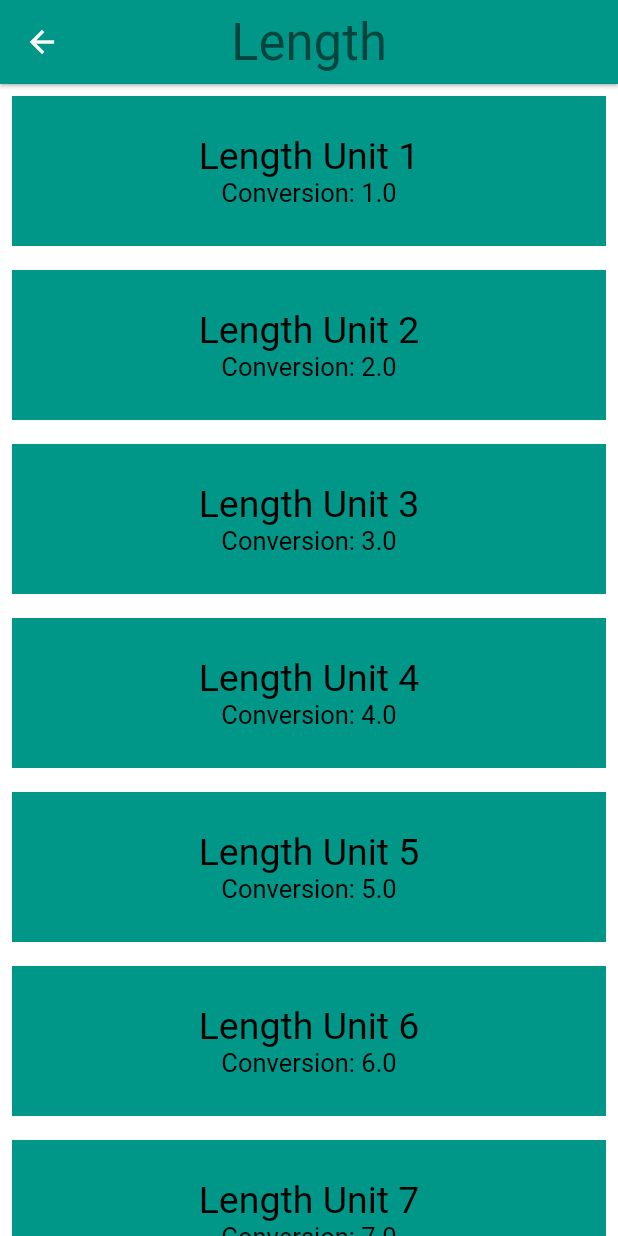
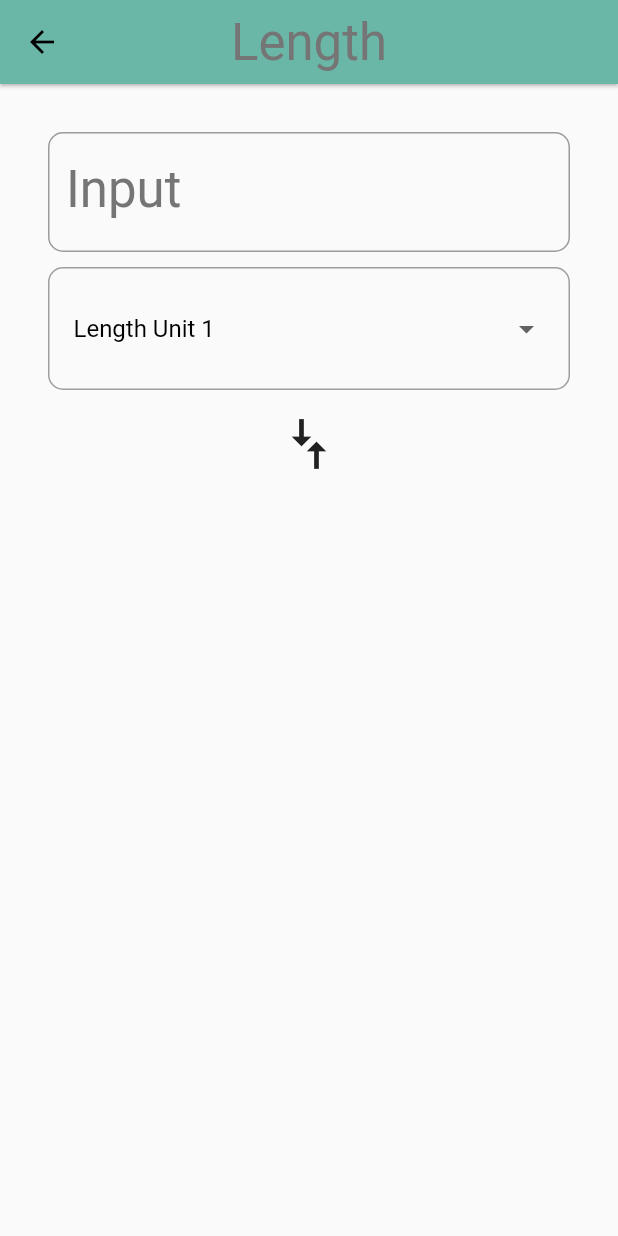
Before and after one commit to arnacologie/Flutter_Projects, a Flutter app: the screen it shows after launch, after a tap on "Length", on a phone screen of 412 x 824 dp. Run offline on Flutter 3.47's test engine with Material 2 defaults, Android fonts, the phone set to English and light mode, and no system bars.

Commit message:
Adding User Input

```diff
--- a/correction/flutter_app_correction/lib/category.dart
+++ b/correction/flutter_app_correction/lib/category.dart
@@ -5,10 +5,11 @@
 // To keep your imports tidy, follow the ordering guidelines at
 // https://www.dartlang.org/guides/language/effective-dart/style#ordering
 import 'package:flutter/material.dart';
-import 'package:flutter_app_correction/converter_route.dart';
-import 'package:flutter_app_correction/unit.dart';
 // @required is defined in the meta.dart package
 import 'package:meta/meta.dart';
+
+import 'converter_route.dart';
+import 'unit.dart';
 
 // We use an underscore to indicate that these variables are private.
 // See https://www.dartlang.org/guides/language/effective-dart/design#libraries
@@ -46,33 +47,30 @@ class Category extends StatelessWidget {
 
   /// Navigates to the [ConverterRoute].
   void _navigateToConverter(BuildContext context) {
-    // TODO: Using the Navigator, navigate to the [ConverterRoute]
-    if(Navigator.of(context).canPop()){
-      Navigator.of(context).pop();
-    }
     Navigator.of(context).push(MaterialPageRoute<Null>(
-      builder: (BuildContext context){
+      builder: (BuildContext context) {
         return Scaffold(
           appBar: AppBar(
-            backgroundColor: color,
             elevation: 1.0,
             title: Text(
               name,
               style: Theme.of(context).textTheme.display1,
             ),
             centerTitle: true,
-
+            backgroundColor: color,
           ),
           body: ConverterRoute(
+            color: color,
             name: name,
             units: units,
-            color: color
-          )
+          ),
+          // This prevents the attempt to resize the screen when the keyboard
+          // is opened
+          resizeToAvoidBottomPadding: false,
         );
       },
     ));
   }
-
 
   /// Builds a custom widget that shows [Category] information.
   ///
@@ -89,14 +87,12 @@ class Category extends StatelessWidget {
         height: _rowHeight,
         child: InkWell(
           borderRadius: _borderRadius,
+          // TODO: Use the highlight and splash colors from the ColorSwatch
           highlightColor: color,
           splashColor: color,
           // We can use either the () => function() or the () { function(); }
           // syntax.
-          // TODO: Update this onTap property to call _navigateToConverter()
-          onTap: () {
-            _navigateToConverter(context);
-          },
+          onTap: () => _navigateToConverter(context),
           child: Padding(
             padding: EdgeInsets.all(8.0),
             child: Row(
--- a/correction/flutter_app_correction/lib/category_route.dart
+++ b/correction/flutter_app_correction/lib/category_route.dart
@@ -3,9 +3,9 @@
 // found in the LICENSE file.
 
 import 'package:flutter/material.dart';
-import 'package:flutter_app_correction/category.dart';
-import 'package:flutter_app_correction/unit.dart';
 
+import 'category.dart';
+import 'unit.dart';
 
 final _backgroundColor = Colors.green[100];
 
@@ -19,6 +19,12 @@ final _backgroundColor = Colors.green[100];
 class CategoryRoute extends StatefulWidget {
   const CategoryRoute();
 
+  @override
+  _CategoryRouteState createState() => _CategoryRouteState();
+}
+
+class _CategoryRouteState extends State<CategoryRoute> {
+  final _categories = <Category>[];
   static const _categoryNames = <String>[
     'Length',
     'Area',
@@ -29,25 +35,62 @@ class CategoryRoute extends StatefulWidget {
     'Energy',
     'Currency',
   ];
+  static const _baseColors = <ColorSwatch>[
+    ColorSwatch(0xFF6AB7A8, {
+      'highlight': Color(0xFF6AB7A8),
+      'splash': Color(0xFF0ABC9B),
+    }),
+    ColorSwatch(0xFFFFD28E, {
+      'highlight': Color(0xFFFFD28E),
+      'splash': Color(0xFFFFA41C),
+    }),
+    ColorSwatch(0xFFFFB7DE, {
+      'highlight': Color(0xFFFFB7DE),
+      'splash': Color(0xFFF94CBF),
+    }),
+    ColorSwatch(0xFF8899A8, {
+      'highlight': Color(0xFF8899A8),
+      'splash': Color(0xFFA9CAE8),
+    }),
+    ColorSwatch(0xFFEAD37E, {
+      'highlight': Color(0xFFEAD37E),
+      'splash': Color(0xFFFFE070),
+    }),
+    ColorSwatch(0xFF81A56F, {
+      'highlight': Color(0xFF81A56F),
+      'splash': Color(0xFF7CC159),
+    }),
+    ColorSwatch(0xFFD7C0E2, {
+      'highlight': Color(0xFFD7C0E2),
+      'splash': Color(0xFFCA90E5),
+    }),
+    ColorSwatch(0xFFCE9A9A, {
+      'highlight': Color(0xFFCE9A9A),
+      'splash': Color(0xFFF94D56),
+      'error': Color(0xFF912D2D),
+    }),
+  ];
 
-  static const _baseColors = <Color>[
-    Colors.teal,
-    Colors.orange,
-    Colors.pinkAccent,
-    Colors.blueAccent,
-    Colors.yellow,
-    Colors.greenAccent,
-    Colors.purpleAccent,
-    Colors.red,
-  ];
+  @override
+  void initState() {
+    super.initState();
+    for (var i = 0; i < _categoryNames.length; i++) {
+      _categories.add(Category(
+        name: _categoryNames[i],
+        color: _baseColors[i],
+        iconLocation: Icons.cake,
+        units: _retrieveUnitList(_categoryNames[i]),
+      ));
+    }
+  }
 
   /// Makes the correct number of rows for the list view.
   ///
   /// For portrait, we use a [ListView].
-  Widget _buildCategoryWidgets(List<Widget> categories) {
+  Widget _buildCategoryWidgets() {
     return ListView.builder(
-      itemBuilder: (BuildContext context, int index) => categories[index],
-      itemCount: categories.length,
+      itemBuilder: (BuildContext context, int index) => _categories[index],
+      itemCount: _categories.length,
     );
   }
 
@@ -63,27 +106,11 @@ class CategoryRoute extends StatefulWidget {
   }
 
   @override
-  State<StatefulWidget> createState() => CategoryRouteState();
-}
-
-class CategoryRouteState extends State<CategoryRoute>{
-  @override
   Widget build(BuildContext context) {
-    final categories = <Category>[];
-
-    for (var i = 0; i < CategoryRoute._categoryNames.length; i++) {
-      categories.add(Category(
-        name: CategoryRoute._categoryNames[i],
-        color: CategoryRoute._baseColors[i],
-        iconLocation: Icons.cake,
-        units: widget._retrieveUnitList(CategoryRoute._categoryNames[i]),
-      ));
-    }
-
     final listView = Container(
       color: _backgroundColor,
       padding: EdgeInsets.symmetric(horizontal: 8.0),
-      child: widget._buildCategoryWidgets(categories),
+      child: _buildCategoryWidgets(),
     );
 
     final appBar = AppBar(
@@ -104,5 +131,4 @@ class CategoryRouteState extends State<CategoryRoute>{
       body: listView,
     );
   }
-
 }
--- a/correction/flutter_app_correction/lib/converter_route.dart
+++ b/correction/flutter_app_correction/lib/converter_route.dart
@@ -1,106 +1,181 @@
+// Copyright 2018 The Chromium Authors. All rights reserved.
+// Use of this source code is governed by a BSD-style license that can be
+// found in the LICENSE file.
+
 import 'package:flutter/material.dart';
-import 'package:flutter_app_correction/unit.dart';
+import 'package:meta/meta.dart';
 
-final _rowHeight = 100.0;
-final _borderRadius = BorderRadius.circular(_rowHeight / 2);
+import 'unit.dart';
 
-class Conversion extends StatelessWidget {
+const _padding = EdgeInsets.all(16.0);
+
+/// [ConverterRoute] where users can input amounts to convert in one [Unit]
+/// and retrieve the conversion in another [Unit] for a specific [Category].
+///
+/// While it is named ConverterRoute, a more apt name would be ConverterScreen,
+/// because it is responsible for the UI at the route's destination.
+class ConverterRoute extends StatefulWidget {
+  /// This [Category]'s name.
   final String name;
-  final String subName;
-  final ColorSwatch color;
-  const Conversion({
-    Key key,
+
+  /// Color for this [Category].
+  final Color color;
+
+  /// Units for this [Category].
+  final List<Unit> units;
+
+  /// This [ConverterRoute] requires the name, color, and units to not be null.
+  const ConverterRoute({
     @required this.name,
-    @required this.subName,
     @required this.color,
-  })
-      : assert(name != null),
-        assert(subName != null),
+    @required this.units,
+  })  : assert(name != null),
         assert(color != null),
-        super(key: key);
+        assert(units != null);
+
+  @override
+  _ConverterRouteState createState() => _ConverterRouteState();
+}
+
+class _ConverterRouteState extends State<ConverterRoute> {
+  // TODO: Set some variables, such as for keeping track of the user's input
+  // value and units
+
+  // TODO: Determine whether you need to override anything, such as initState()
+
+  // TODO: Add other helper functions. We've given you one, _format()
+
+  /// Clean up conversion; trim trailing zeros, e.g. 5.500 -> 5.5, 10.0 -> 10
+  String _format(double conversion) {
+    var outputNum = conversion.toStringAsPrecision(7);
+    if (outputNum.contains('.') && outputNum.endsWith('0')) {
+      var i = outputNum.length - 1;
+      while (outputNum[i] == '0') {
+        i -= 1;
+      }
+      outputNum = outputNum.substring(0, i + 1);
+    }
+    if (outputNum.endsWith('.')) {
+      return outputNum.substring(0, outputNum.length - 1);
+    }
+    return outputNum;
+  }
 
   @override
   Widget build(BuildContext context) {
-    return
-      Padding(
-        padding: const EdgeInsets.all(8.0),
-        child: Material(
-        color: Colors.transparent,
-        child: Container(
-          height: _rowHeight,
-          color: color,
-          child: InkWell(
-            //borderRadius: _borderRadius,
-            //highlightColor: color,
-            //splashColor: color,
-            onTap: () {},
-            child: Padding(
-              padding: EdgeInsets.all(8.0),
-              child: Column(
-                mainAxisAlignment: MainAxisAlignment.center,
-                children: <Widget>[
-                  Text(
-                    name,
-                    style: TextStyle(fontSize: 25, color: Colors.black),
-                  ),
-                  Text(
-                    subName,
-                    style: TextStyle(fontSize: 17, color: Colors.black),
-                  ),
-                ],
+    // TODO: Create the 'input' group of widgets. This is a Column that
+    // includes the input value, and 'from' unit [Dropdown].
+    final input = Padding(
+        padding: _padding,
+        child: Column(
+          crossAxisAlignment: CrossAxisAlignment.stretch,
+          children: [
+            TextField(
+              keyboardType: TextInputType.number,
+              style: Theme
+                  .of(context)
+                  .textTheme
+                  .display1,
+              decoration: InputDecoration(
+                  labelText: 'Input',
+                  labelStyle: Theme
+                      .of(context)
+                      .textTheme
+                      .display1,
+                  border: OutlineInputBorder(
+                    borderRadius: BorderRadius.circular(10.0),
+                  )
               ),
             ),
-          ),
+            Container(
+              margin: EdgeInsets.only(top:10),
+              padding: _padding,
+              decoration: BoxDecoration(
+                border: Border.all(
+                  color: Theme.of(context).primaryColor
+                ),
+                borderRadius: BorderRadius.circular(10.0),
+              ),
+              child: DropdownButtonHideUnderline(
+                child: DropdownButton(
+                  elevation: 0,
+                  items: dropdownOptions(),
+                  onChanged: (_) {},
+                ),
+              ),
+            ),
+          ],
+        )
+    );
+
+    final arrows = RotatedBox(
+      quarterTurns: 1,
+      child: Icon(
+        Icons.compare_arrows,
+        size: 40.0,
+      )
+    );
+
+    final output = Padding(
+      padding: _padding,
+    );
+    final display = Padding(
+      padding: _padding,
+      child : Column(
+        children: [
+          input,
+          arrows,
+          output,
+        ],
+      )
+    );
+
+
+    // TODO: Create a compare arrows icon.
+
+    // TODO: Create the 'output' group of widgets. This is a Column that
+    // includes the output value, and 'to' unit [Dropdown].
+
+    // TODO: Return the input, arrows, and output widgets, wrapped in a Column.
+
+    // TODO: Delete the below placeholder code.
+    final unitWidgets = widget.units.map((Unit unit) {
+      return Container(
+        color: widget.color,
+        margin: EdgeInsets.all(8.0),
+        padding: EdgeInsets.all(16.0),
+        child: Column(
+          children: <Widget>[
+            Text(
+              unit.name,
+              style: Theme.of(context).textTheme.headline,
+            ),
+            Text(
+              'Conversion: ${unit.conversion}',
+              style: Theme.of(context).textTheme.subhead,
+            ),
+          ],
         ),
-    ),
       );
-  }
-}
+    }).toList();
 
-class ConverterRoute extends StatefulWidget{
-  final String name;
-  final List<Unit> units;
-  final ColorSwatch color;
-  const ConverterRoute({
-    @required this.name,
-    @required this.units,
-    @required this.color
-    }): assert(name != null),
-        assert(units!=null),
-        assert(color!=null);
+    /*ListView(
+      children: unitWidgets,
+    );*/
 
-  Widget _buildConversionWidgets(List<Widget> conversions) {
-    return ListView.builder(
-      itemBuilder: (BuildContext context, int index) => conversions[index],
-      itemCount: conversions.length,
-    );
+    return display;
   }
 
-  @override
-  State<StatefulWidget> createState() => ConverterRouteState();
-}
-
-class ConverterRouteState extends State<ConverterRoute>{
-  @override
-  Widget build(BuildContext context) {
-    final conversions = <Conversion>[];
-
-    for (var i = 0; i < widget.units.length; i++) {
-      conversions.add(Conversion(
-        name: widget.units[i].name,
-        subName: 'Conversion: ${widget.units[i].conversion}',
-        color: widget.color,
+  List<DropdownMenuItem> dropdownOptions() {
+    List<DropdownMenuItem> dropdownOptions = List<DropdownMenuItem>();
+    for (int i = 0; i<widget.units.length; i++){
+      dropdownOptions.add(DropdownMenuItem(
+          child: Text(
+          '${widget.name} Unit ${i+1}'
+      ),
       ));
     }
-
-    final listView = Container(
-      color: Colors.white,
-      child: widget._buildConversionWidgets(conversions),
-    );
-
-    return Scaffold(
-      body: listView,
-    );
+    return dropdownOptions;
   }
 
 }
--- a/correction/flutter_app_correction/lib/main.dart
+++ b/correction/flutter_app_correction/lib/main.dart
@@ -4,11 +4,11 @@
 
 // You can read about packages here: https://flutter.io/using-packages/
 import 'package:flutter/material.dart';
-import 'package:flutter_app_correction/category_route.dart';
 
 // You can use a relative import, i.e. `import 'category_route.dart;'` or
 // a package import, as shown below.
 // More details at http://dart-lang.github.io/linter/lints/avoid_relative_lib_imports.html
+import 'category_route.dart';
 
 /// The function that is called when main.dart is run.
 void main() {
@@ -25,6 +25,15 @@ class UnitConverterApp extends StatelessWidget {
     return MaterialApp(
       debugShowCheckedModeBanner: false,
       title: 'Unit Converter',
+      // TODO: Fill out the theme parameter
+      theme: ThemeData(
+        fontFamily: 'Raleway',
+        textTheme: Theme.of(context).textTheme.apply(
+          bodyColor: Colors.black,
+          displayColor: Colors.grey[600],
+        ),
+          primaryColor: Colors.grey[500]
+      ),
       home: CategoryRoute(),
     );
   }
```
